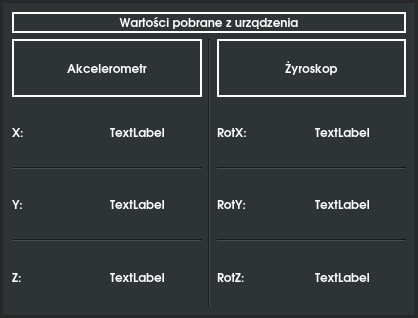
The window that window_data.ui (Wiral/SWD_Projekt_app) describes before a commit, drawn with Qt 5.
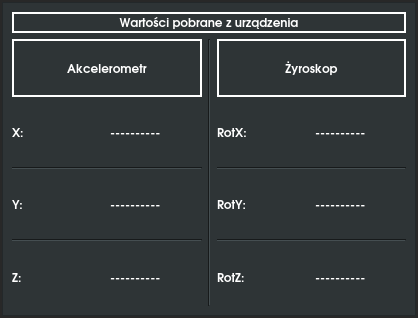
The same window after the commit.

```diff
--- a/window_data.ui
+++ b/window_data.ui
@@ -922,7 +922,7 @@
              </font>
             </property>
             <property name="text">
-             <string>TextLabel</string>
+             <string>----------</string>
             </property>
            </widget>
           </item>
@@ -961,7 +961,7 @@
              </font>
             </property>
             <property name="text">
-             <string>TextLabel</string>
+             <string>----------</string>
             </property>
            </widget>
           </item>
@@ -1000,7 +1000,7 @@
              </font>
             </property>
             <property name="text">
-             <string>TextLabel</string>
+             <string>----------</string>
             </property>
            </widget>
           </item>
@@ -1088,7 +1088,7 @@
              </font>
             </property>
             <property name="text">
-             <string>TextLabel</string>
+             <string>----------</string>
             </property>
            </widget>
           </item>
@@ -1127,7 +1127,7 @@
              </font>
             </property>
             <property name="text">
-             <string>TextLabel</string>
+             <string>----------</string>
             </property>
            </widget>
           </item>
@@ -1166,7 +1166,7 @@
              </font>
             </property>
             <property name="text">
-             <string>TextLabel</string>
+             <string>----------</string>
             </property>
            </widget>
           </item>
```
